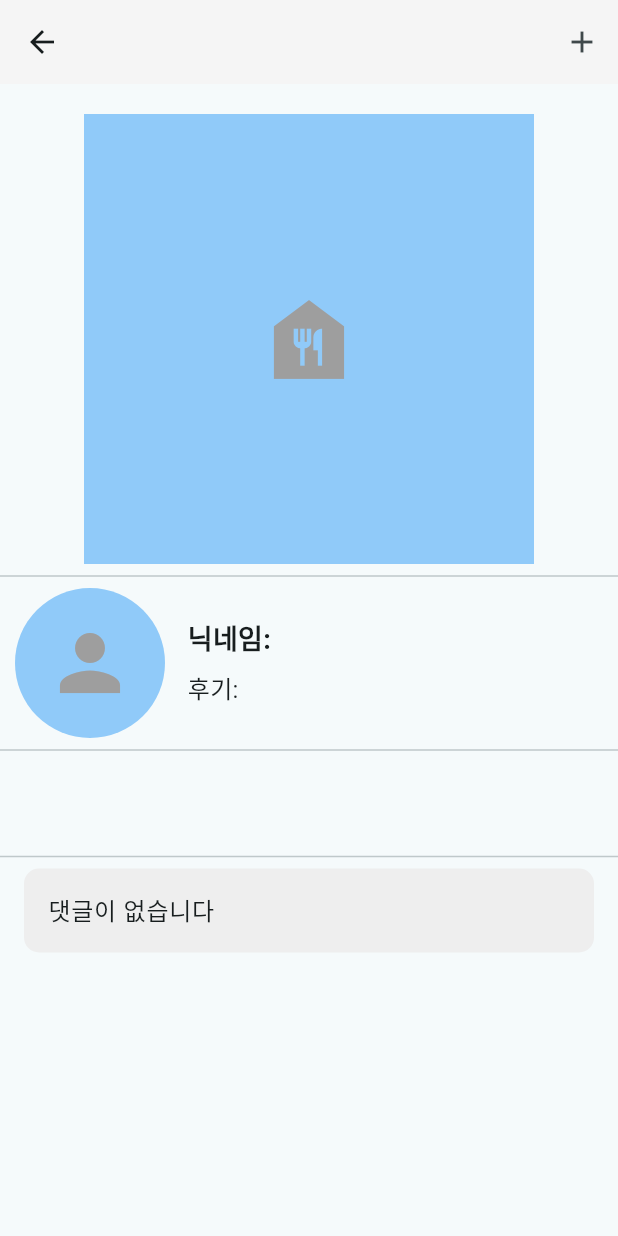
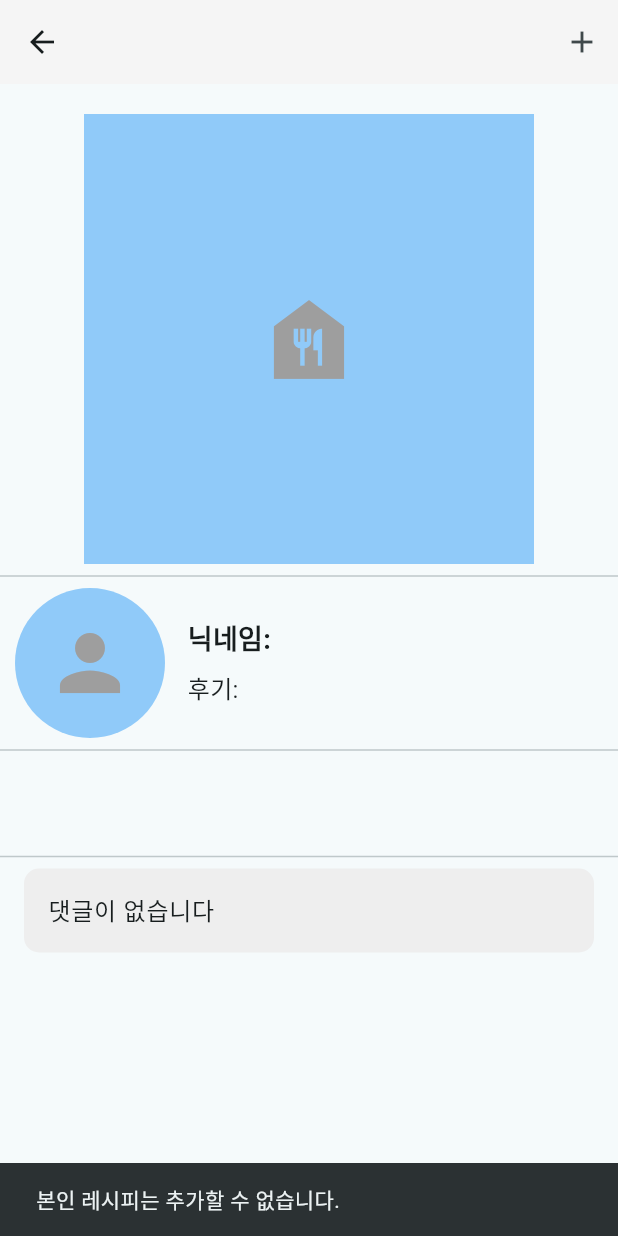
Before and after one commit to sku-sw-academy/jibbap-maker-flutter, a Flutter app: the RecipePage screen opened directly with empty values, after a tap on the "add" icon, on a phone screen of 412 x 824 dp. Run offline on Flutter 3.47's test engine with Material 3 defaults, Android fonts, the phone set to English and light mode, and no system bars; our stand-ins replace badges, email_validator, firebase_core, firebase_messaging, fl_chart, flutter_local_notifications and 5 more; missing offline and left inert: encrypt, two_dimensional_scrollables; accounts and stored records are empty; network calls fail.

Commit message:
modify recipe add addition

```diff
--- a/lib/dto/UserDTO.dart
+++ b/lib/dto/UserDTO.dart
@@ -1,5 +1,5 @@
 class UserDTO{
-  final int id;
+  late final int id;
   final String email;
   late String nickname;
   String? profile;
--- a/lib/mobile/recipeview/recipe.dart
+++ b/lib/mobile/recipeview/recipe.dart
@@ -8,6 +8,10 @@ import 'package:image_cropper/image_cropper.dart';
 import 'package:provider/provider.dart';
 import 'package:flutter_splim/dto/RecipeDTO.dart';
 import 'package:flutter_splim/constant.dart';
+import 'package:http/http.dart' as http;
+import 'package:flutter_splim/provider/userprovider.dart';
+import 'package:provider/provider.dart';
+import 'package:flutter_splim/dto/UserDTO.dart';
 
 class RecipePage extends StatefulWidget {
   final RecipeDTO recipe;
@@ -21,14 +25,61 @@ class RecipePage extends StatefulWidget {
 class _RecipePageState extends State<RecipePage> {
   String _review = '후기';
   String key = "accessToken";
-  CroppedFile? _croppedFile;
   final ImagePicker picker = ImagePicker();
   final List<String> _comments = [];
+  late UserDTO? user;
+  int? currentId;
 
   void initState() {
     super.initState();
     _review = widget.recipe.comment!;
+    user = Provider.of<UserProvider>(context, listen: false).user;
+    if(user != null)
+      currentId = user!.id;
+    print(currentId);
   }
+
+  Future<String> checkRecipeExist() async {
+    // 사용자 ID와 레시피 ID 설정
+    int? userId = currentId;
+    int recipeId = widget.recipe.id;
+    // API 엔드포인트 설정
+    String apiUrl = '${Constants.baseUrl}/add/exist?userId=$userId&recipeId=$recipeId';
+    // GET 요청 보내기
+    var response = await http.get(Uri.parse(apiUrl));
+    // 서버로부터의 응답 확인
+    if (response.statusCode == 200) {
+      // 서버로부터의 응답을 문자열로 반환
+      return response.body;
+    } else {
+      // 오류가 발생한 경우 빈 문자열 반환
+      return '';
+    }
+  }
+
+  Future<String> addSave() async {
+    try {
+      // 사용자 ID와 레시피 ID 설정
+      int? userId = currentId;
+      int recipeId = widget.recipe.id;
+      // API 엔드포인트 설정
+      String apiUrl = '${Constants.baseUrl}/add/save?userId=$userId&recipeId=$recipeId';
+      // POST 요청 보내기
+      var response = await http.post(Uri.parse(apiUrl));
+      // 서버로부터의 응답 확인
+      if (response.statusCode == 200) {
+        // 서버로부터의 응답을 문자열로 반환
+        return response.body;
+      } else {
+        // 실패한 경우 빈 문자열 반환
+        return '';
+      }
+    } catch (e) {
+      // 오류 발생 시 빈 문자열 반환
+      return '';
+    }
+  }
+
 
   @override
   Widget build(BuildContext context) {
@@ -68,7 +119,35 @@ class _RecipePageState extends State<RecipePage> {
                 );
                 return;
               } else {
-
+                if(widget.recipe.userDTO.id == currentId){
+                  ScaffoldMessenger.of(context).showSnackBar(
+                    SnackBar(
+                      content: Text('본인 레시피는 추가할 수 없습니다.'),
+                      duration: Duration(seconds: 2), // Snackbar 표시 시간 설정
+                    ),
+                  );
+                }else{
+                  String result = await checkRecipeExist();
+                  // 이미 추가된 경우
+                  if (result == "No") {
+                    // Snackbar를 통해 이미 추가되었다는 메시지를 표시
+                    String message = await addSave();
+                    if(message == "success")
+                      ScaffoldMessenger.of(context).showSnackBar(
+                        SnackBar(
+                          content: Text('추가되었습니다.'),
+                          duration: Duration(seconds: 2), // Snackbar 표시 시간 설정
+                        ),
+                      );
+                  }else{
+                    ScaffoldMessenger.of(context).showSnackBar(
+                      SnackBar(
+                        content: Text('이미 추가되었습니다.'),
+                        duration: Duration(seconds: 2), // Snackbar 표시 시간 설정
+                      ),
+                    );
+                  }
+                }
               }
             },
           )
```
